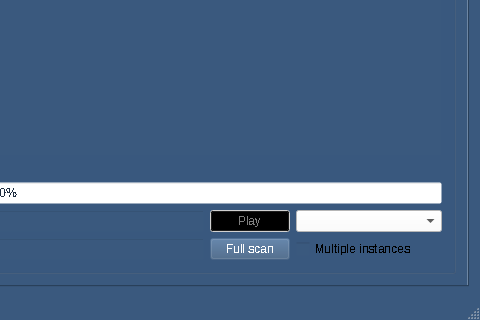
One0f4K1nd/Launchpad, file mainwindow.ui: the form before one commit; both pictures show x 464 to 944 and y 182 to 502 of the 944 by 502 pixel window.
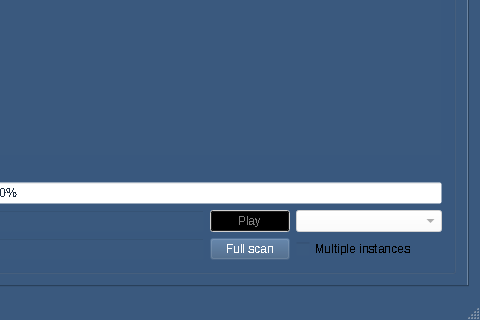
The form after the commit. Icons and pictures are not drawn.

```diff
--- a/mainwindow.ui
+++ b/mainwindow.ui
@@ -1957,6 +1957,9 @@
                </item>
                <item row="1" column="2">
                 <widget class="QComboBox" name="comboBox_login">
+                 <property name="enabled">
+                  <bool>false</bool>
+                 </property>
                  <property name="minimumSize">
                   <size>
                    <width>146</width>
```
Left out of the diff: 3 changed lines with no effect on the pictures.
